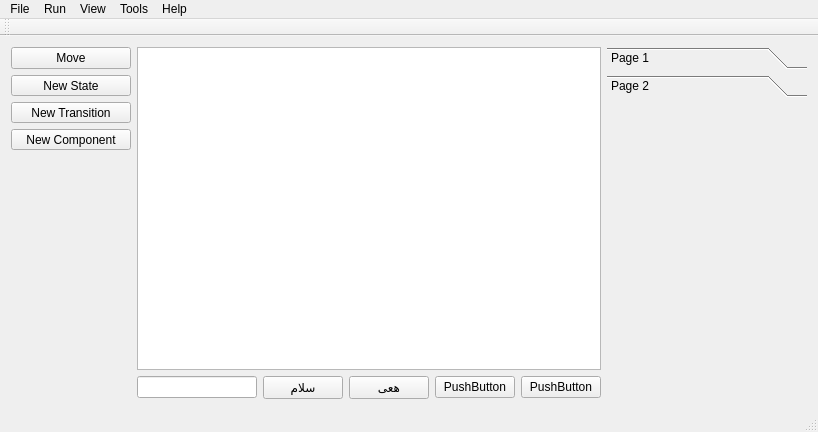
Old version of the form mainwindow.ui in the repository mohsenyz/automata-lab.
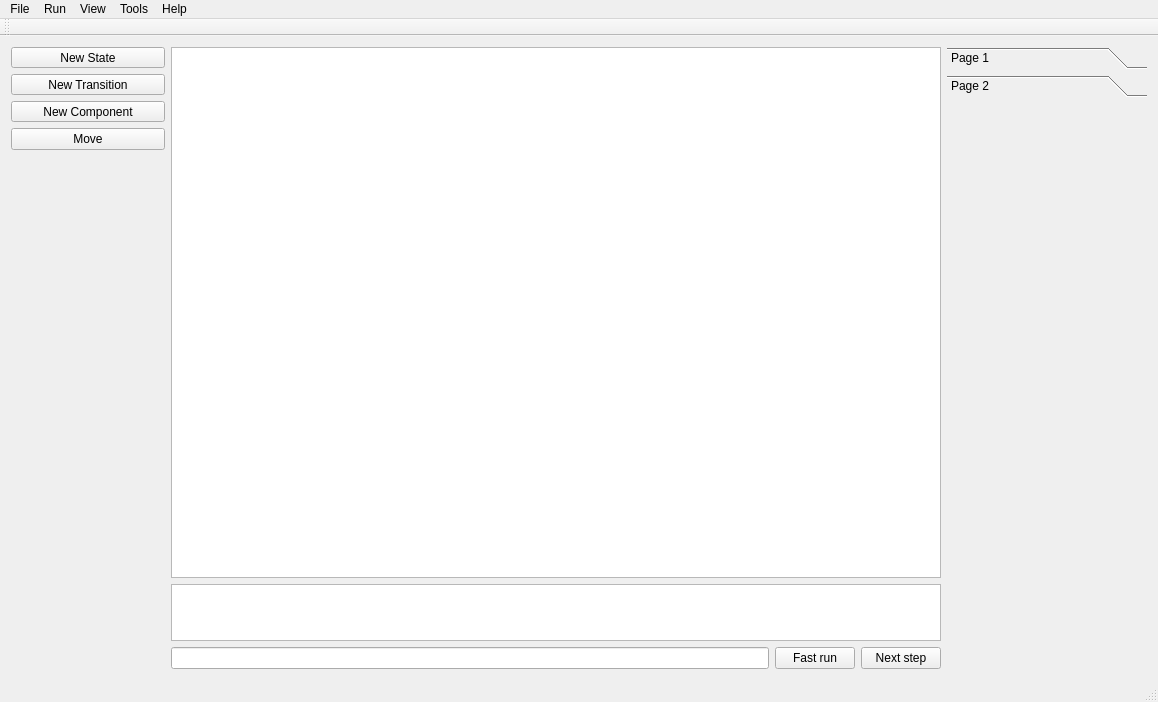
New version of the form. The open tabs and pages were chosen to show the change.

Commit message: Solved curve transition drawing issue, better ui

```diff
--- a/mainwindow.ui
+++ b/mainwindow.ui
@@ -6,10 +6,16 @@
    <rect>
     <x>0</x>
     <y>0</y>
-    <width>818</width>
-    <height>432</height>
+    <width>1158</width>
+    <height>702</height>
    </rect>
   </property>
+  <property name="sizePolicy">
+   <sizepolicy hsizetype="Expanding" vsizetype="Preferred">
+    <horstretch>0</horstretch>
+    <verstretch>0</verstretch>
+   </sizepolicy>
+  </property>
   <property name="windowTitle">
    <string>MainWindow</string>
   </property>
@@ -26,35 +32,86 @@
    <property name="styleSheet">
     <string notr="true"/>
    </property>
-   <layout class="QGridLayout" name="gridLayout">
-    <item row="12" column="4">
-     <widget class="QPushButton" name="pushButton">
-      <property name="text">
-       <string>PushButton</string>
-      </property>
-     </widget>
+   <layout class="QGridLayout" name="gridLayout" rowstretch="0,5,1" columnstretch="1,5,1">
+    <item row="0" column="0">
+     <layout class="QVBoxLayout" name="verticalLayout">
+      <item>
+       <widget class="QToolButton" name="newStateBtn">
+        <property name="sizePolicy">
+         <sizepolicy hsizetype="Expanding" vsizetype="Fixed">
+          <horstretch>0</horstretch>
+          <verstretch>0</verstretch>
+         </sizepolicy>
+        </property>
+        <property name="sizeIncrement">
+         <size>
+          <width>0</width>
+          <height>0</height>
+         </size>
+        </property>
+        <property name="text">
+         <string>New State</string>
+        </property>
+        <property name="checkable">
+         <bool>true</bool>
+        </property>
+        <property name="arrowType">
+         <enum>Qt::NoArrow</enum>
+        </property>
+       </widget>
+      </item>
+      <item>
+       <widget class="QToolButton" name="newTransitionBtn">
+        <property name="sizePolicy">
+         <sizepolicy hsizetype="Expanding" vsizetype="Fixed">
+          <horstretch>0</horstretch>
+          <verstretch>0</verstretch>
+         </sizepolicy>
+        </property>
+        <property name="text">
+         <string>New Transition</string>
+        </property>
+        <property name="checkable">
+         <bool>true</bool>
+        </property>
+       </widget>
+      </item>
+      <item>
+       <widget class="QToolButton" name="toolButton_3">
+        <property name="sizePolicy">
+         <sizepolicy hsizetype="Expanding" vsizetype="Fixed">
+          <horstretch>0</horstretch>
+          <verstretch>0</verstretch>
+         </sizepolicy>
+        </property>
+        <property name="text">
+         <string>New Component</string>
+        </property>
+       </widget>
+      </item>
+      <item>
+       <widget class="QPushButton" name="moveBtn">
+        <property name="sizePolicy">
+         <sizepolicy hsizetype="Minimum" vsizetype="Fixed">
+          <horstretch>0</horstretch>
+          <verstretch>0</verstretch>
+         </sizepolicy>
+        </property>
+        <property name="text">
+         <string>Move</string>
+        </property>
+       </widget>
+      </item>
+     </layout>
     </item>
-    <item row="12" column="5">
-     <widget class="QPushButton" name="pushButton_2">
-      <property name="styleSheet">
-       <string notr="true"/>
-      </property>
-      <property name="text">
-       <string>PushButton</string>
-      </property>
-     </widget>
-    </item>
-    <item row="0" column="1" rowspan="12" colspan="5">
+    <item row="0" column="1" rowspan="2">
      <widget class="QGraphicsView" name="graphicsView">
       <property name="frameShadow">
        <enum>QFrame::Plain</enum>
       </property>
      </widget>
     </item>
-    <item row="12" column="1">
-     <widget class="QLineEdit" name="lineEdit"/>
-    </item>
-    <item row="0" column="6" rowspan="13">
+    <item row="0" column="2" rowspan="3">
      <widget class="QToolBox" name="toolBox">
       <property name="minimumSize">
        <size>
@@ -93,7 +150,7 @@
          <x>0</x>
          <y>0</y>
          <width>200</width>
-         <height>291</height>
+         <height>561</height>
         </rect>
        </property>
        <attribute name="label">
@@ -102,80 +159,56 @@
       </widget>
      </widget>
     </item>
-    <item row="12" column="2">
-     <widget class="QPushButton" name="pushButton_3">
-      <property name="text">
-       <string>سلام</string>
+    <item row="1" column="0" rowspan="2">
+     <spacer name="verticalSpacer">
+      <property name="orientation">
+       <enum>Qt::Vertical</enum>
       </property>
-     </widget>
-    </item>
-    <item row="0" column="0">
-     <widget class="QPushButton" name="moveBtn">
-      <property name="text">
-       <string>Move</string>
-      </property>
-     </widget>
-    </item>
-    <item row="12" column="3">
-     <widget class="QPushButton" name="pushButton_4">
-      <property name="text">
-       <string>هعی</string>
-      </property>
-     </widget>
-    </item>
-    <item row="1" column="0">
-     <widget class="QToolButton" name="newStateBtn">
-      <property name="sizePolicy">
-       <sizepolicy hsizetype="Expanding" vsizetype="Fixed">
-        <horstretch>0</horstretch>
-        <verstretch>0</verstretch>
-       </sizepolicy>
-      </property>
-      <property name="sizeIncrement">
+      <property name="sizeHint" stdset="0">
        <size>
-        <width>0</width>
-        <height>0</height>
+        <width>20</width>
+        <height>497</height>
        </size>
       </property>
-      <property name="text">
-       <string>New State</string>
-      </property>
-      <property name="checkable">
-       <bool>true</bool>
-      </property>
-      <property name="arrowType">
-       <enum>Qt::NoArrow</enum>
-      </property>
-     </widget>
+     </spacer>
     </item>
-    <item row="2" column="0">
-     <widget class="QToolButton" name="newTransitionBtn">
-      <property name="sizePolicy">
-       <sizepolicy hsizetype="Expanding" vsizetype="Fixed">
-        <horstretch>0</horstretch>
-        <verstretch>0</verstretch>
-       </sizepolicy>
-      </property>
-      <property name="text">
-       <string>New Transition</string>
-      </property>
-      <property name="checkable">
-       <bool>true</bool>
-      </property>
-     </widget>
-    </item>
-    <item row="3" column="0">
-     <widget class="QToolButton" name="toolButton_3">
-      <property name="sizePolicy">
-       <sizepolicy hsizetype="Expanding" vsizetype="Fixed">
-        <horstretch>0</horstretch>
-        <verstretch>0</verstretch>
-       </sizepolicy>
-      </property>
-      <property name="text">
-       <string>New Component</string>
-      </property>
-     </widget>
+    <item row="2" column="1">
+     <layout class="QVBoxLayout" name="verticalLayout_2">
+      <item>
+       <widget class="QGraphicsView" name="graphicsView_2">
+        <property name="sizePolicy">
+         <sizepolicy hsizetype="Expanding" vsizetype="Ignored">
+          <horstretch>0</horstretch>
+          <verstretch>0</verstretch>
+         </sizepolicy>
+        </property>
+       </widget>
+      </item>
+      <item>
+       <layout class="QHBoxLayout" name="horizontalLayout">
+        <property name="sizeConstraint">
+         <enum>QLayout::SetMinimumSize</enum>
+        </property>
+        <item>
+         <widget class="QLineEdit" name="lineEdit"/>
+        </item>
+        <item>
+         <widget class="QPushButton" name="pushButton_3">
+          <property name="text">
+           <string>Fast run</string>
+          </property>
+         </widget>
+        </item>
+        <item>
+         <widget class="QPushButton" name="pushButton_4">
+          <property name="text">
+           <string>Next step</string>
+          </property>
+         </widget>
+        </item>
+       </layout>
+      </item>
+     </layout>
     </item>
    </layout>
   </widget>
@@ -184,7 +217,7 @@
     <rect>
      <x>0</x>
      <y>0</y>
-     <width>818</width>
+     <width>1158</width>
      <height>22</height>
     </rect>
    </property>
```
Left out of the diff: 4 changed lines with no effect on the pictures. The commit also changes 6 other files.
